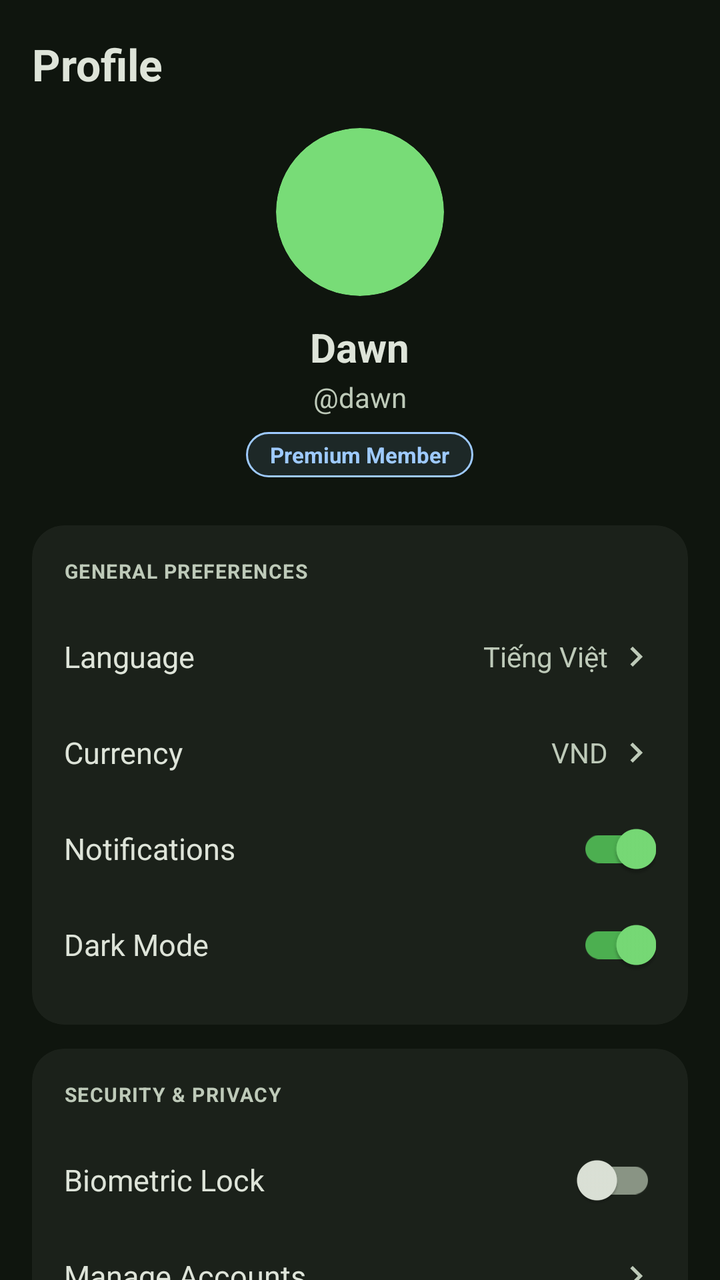
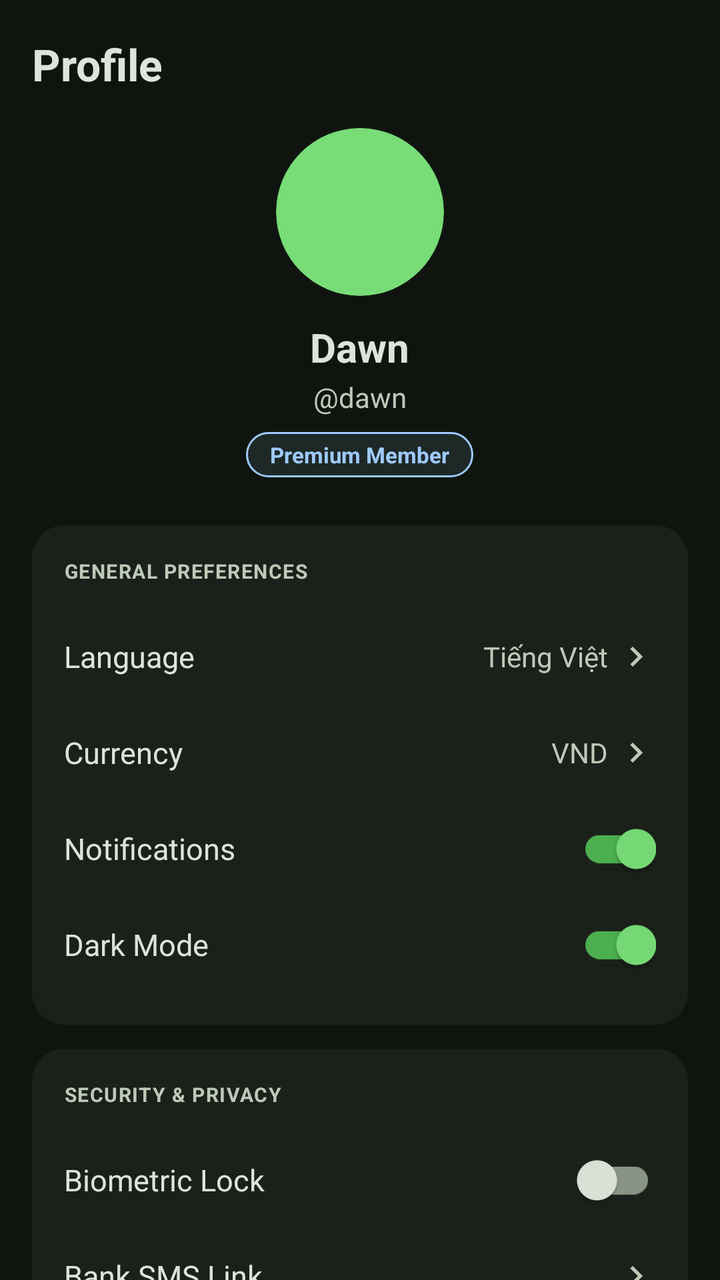

Two renders of the same Android screen: before a commit and after it. Below are the layout's source before the change and the commit's diff.
<!-- AndroidManifest.xml: application theme Theme.Financier -->
<!-- res/layout/fragment_profile.xml -->
<?xml version="1.0" encoding="utf-8"?>
<androidx.core.widget.NestedScrollView
    xmlns:android="http://schemas.android.com/apk/res/android"
    xmlns:app="http://schemas.android.com/apk/res-auto"
    android:layout_width="match_parent"
    android:layout_height="match_parent"
    android:background="@color/background">

    <LinearLayout
        android:layout_width="match_parent"
        android:layout_height="wrap_content"
        android:orientation="vertical"
        android:paddingHorizontal="16dp"
        android:paddingBottom="100dp">

        
        <LinearLayout
            android:layout_width="match_parent"
            android:layout_height="64dp"
            android:orientation="horizontal"
            android:gravity="center_vertical">
            <TextView
                android:layout_width="0dp"
                android:layout_height="wrap_content"
                android:layout_weight="1"
                android:text="@string/profile_title"
                android:textSize="22sp"
                android:textStyle="bold"
                android:textColor="@color/on_surface"/>
        </LinearLayout>

        
        <LinearLayout
            android:layout_width="match_parent"
            android:layout_height="wrap_content"
            android:orientation="vertical"
            android:gravity="center"
            android:layout_marginBottom="24dp">

            <com.google.android.material.imageview.ShapeableImageView
                android:id="@+id/iv_profile_avatar"
                android:layout_width="84dp"
                android:layout_height="84dp"
                app:shapeAppearanceOverlay="@style/ShapeCircle"
                android:src="@drawable/ic_default_avatar"
                android:scaleType="centerCrop"
                android:layout_marginBottom="12dp"/>

            <TextView
                android:id="@+id/tv_display_name"
                android:layout_width="wrap_content"
                android:layout_height="wrap_content"
                android:text="Dawn"
                android:textSize="20sp"
                android:textStyle="bold"
                android:textColor="@color/on_surface"/>

            <TextView
                android:id="@+id/tv_username"
                android:layout_width="wrap_content"
                android:layout_height="wrap_content"
                android:text="@dawn"
                android:textSize="14sp"
                android:textColor="@color/on_surface_variant"
                android:layout_marginTop="2dp"
                android:layout_marginBottom="8dp"/>

            <TextView
                android:layout_width="wrap_content"
                android:layout_height="wrap_content"
                android:text="@string/premium_member"
                android:textSize="11sp"
                android:textColor="@color/secondary"
                android:textStyle="bold"
                android:background="@drawable/bg_badge"
                android:paddingHorizontal="12dp"
                android:paddingVertical="4dp"/>
        </LinearLayout>

        
        <androidx.cardview.widget.CardView
            android:layout_width="match_parent"
            android:layout_height="wrap_content"
            app:cardBackgroundColor="@color/surface_container"
            app:cardCornerRadius="16dp"
            app:cardElevation="0dp"
            android:layout_marginBottom="12dp">
            <LinearLayout
                android:layout_width="match_parent"
                android:layout_height="wrap_content"
                android:orientation="vertical"
                android:padding="16dp">

                <TextView
                    android:layout_width="wrap_content"
                    android:layout_height="wrap_content"
                    android:text="@string/general_preferences"
                    android:textSize="10sp"
                    android:textStyle="bold"
                    android:textColor="@color/on_surface_variant"
                    android:letterSpacing="0.05"
                    android:layout_marginBottom="12dp"/>

                
                <LinearLayout
                    android:id="@+id/row_language"
                    android:layout_width="match_parent"
                    android:layout_height="48dp"
                    android:orientation="horizontal"
                    android:gravity="center_vertical">
                    <TextView android:layout_width="0dp" android:layout_height="wrap_content" android:layout_weight="1" android:text="@string/language_label" android:textSize="15sp" android:textColor="@color/on_surface"/>
                    <TextView android:id="@+id/tv_language" android:layout_width="wrap_content" android:layout_height="wrap_content" android:text="Tiếng Việt" android:textSize="14sp" android:textColor="@color/on_surface_variant"/>
                    <ImageView android:layout_width="20dp" android:layout_height="20dp" android:src="@drawable/ic_chevron_right" android:tint="@color/on_surface_variant" android:layout_marginStart="4dp"/>
                </LinearLayout>

                
                <LinearLayout
                    android:id="@+id/row_currency"
                    android:layout_width="match_parent"
                    android:layout_height="48dp"
                    android:orientation="horizontal"
                    android:gravity="center_vertical">
                    <TextView android:layout_width="0dp" android:layout_height="wrap_content" android:layout_weight="1" android:text="@string/currency_label" android:textSize="15sp" android:textColor="@color/on_surface"/>
                    <TextView android:id="@+id/tv_currency" android:layout_width="wrap_content" android:layout_height="wrap_content" android:text="VND" android:textSize="14sp" android:textColor="@color/on_surface_variant"/>
                    <ImageView android:layout_width="20dp" android:layout_height="20dp" android:src="@drawable/ic_chevron_right" android:tint="@color/on_surface_variant" android:layout_marginStart="4dp"/>
                </LinearLayout>

                
                <LinearLayout android:layout_width="match_parent" android:layout_height="48dp" android:orientation="horizontal" android:gravity="center_vertical">
                    <TextView android:layout_width="0dp" android:layout_height="wrap_content" android:layout_weight="1" android:text="@string/notifications_label" android:textSize="15sp" android:textColor="@color/on_surface"/>
                    <com.google.android.material.switchmaterial.SwitchMaterial android:id="@+id/switch_notifications" android:layout_width="wrap_content" android:layout_height="wrap_content" android:checked="true"/>
                </LinearLayout>

                
                <LinearLayout android:layout_width="match_parent" android:layout_height="48dp" android:orientation="horizontal" android:gravity="center_vertical">
                    <TextView android:layout_width="0dp" android:layout_height="wrap_content" android:layout_weight="1" android:text="@string/dark_mode_label" android:textSize="15sp" android:textColor="@color/on_surface"/>
                    <com.google.android.material.switchmaterial.SwitchMaterial android:id="@+id/switch_dark_mode" android:layout_width="wrap_content" android:layout_height="wrap_content" android:checked="true"/>
                </LinearLayout>

            </LinearLayout>
        </androidx.cardview.widget.CardView>

        
        <androidx.cardview.widget.CardView
            android:layout_width="match_parent"
            android:layout_height="wrap_content"
            app:cardBackgroundColor="@color/surface_container"
            app:cardCornerRadius="16dp"
            app:cardElevation="0dp"
            android:layout_marginBottom="12dp">
            <LinearLayout android:layout_width="match_parent" android:layout_height="wrap_content" android:orientation="vertical" android:padding="16dp">
                <TextView android:layout_width="wrap_content" android:layout_height="wrap_content" android:text="@string/security_privacy" android:textSize="10sp" android:textStyle="bold" android:textColor="@color/on_surface_variant" android:letterSpacing="0.05" android:layout_marginBottom="12dp"/>
                <LinearLayout android:layout_width="match_parent" android:layout_height="48dp" android:orientation="horizontal" android:gravity="center_vertical">
                    <TextView android:layout_width="0dp" android:layout_height="wrap_content" android:layout_weight="1" android:text="@string/biometric_lock" android:textSize="15sp" android:textColor="@color/on_surface"/>
                    <com.google.android.material.switchmaterial.SwitchMaterial android:id="@+id/switch_biometric" android:layout_width="wrap_content" android:layout_height="wrap_content"/>
                </LinearLayout>
                <LinearLayout android:id="@+id/row_manage_accounts" android:layout_width="match_parent" android:layout_height="48dp" android:orientation="horizontal" android:gravity="center_vertical">
                    <TextView android:layout_width="0dp" android:layout_height="wrap_content" android:layout_weight="1" android:text="@string/manage_accounts" android:textSize="15sp" android:textColor="@color/on_surface"/>
                    <ImageView android:layout_width="20dp" android:layout_height="20dp" android:src="@drawable/ic_chevron_right" android:tint="@color/on_surface_variant"/>
                </LinearLayout>
            </LinearLayout>
        </androidx.cardview.widget.CardView>

        
        <com.google.android.material.button.MaterialButton
            android:id="@+id/btn_sign_out"
            android:layout_width="match_parent"
            android:layout_height="52dp"
            android:text="@string/sign_out"
            android:textSize="15sp"
            android:textStyle="bold"
            android:textColor="@color/error"
            app:backgroundTint="#1AFFB4AB"
            app:strokeColor="@color/error"
            app:strokeWidth="1dp"
            app:cornerRadius="26dp"
            android:layout_marginTop="8dp"/>

    </LinearLayout>
</androidx.core.widget.NestedScrollView>
<!-- resources referenced by this layout -->
<resources>
  <color name="background">#0F150E</color>
  <color name="error">#FFB4AB</color>
  <color name="on_surface">#DEE4D9</color>
  <color name="on_surface_variant">#BECAB9</color>
  <color name="secondary">#9ECAFF</color>
  <color name="surface_container">#1B211A</color>
  <!-- drawable bg_badge (drawable) -->
  <?xml version="1.0" encoding="utf-8"?>
  <shape xmlns:android="http://schemas.android.com/apk/res/android"
      android:shape="rectangle">
      <corners android:radius="12dp"/>
      <solid android:color="#1A9ECAFF"/>
      <stroke android:width="1dp" android:color="#9ECAFF"/>
  </shape>
  <!-- drawable ic_chevron_right (drawable) -->
  <vector xmlns:android="http://schemas.android.com/apk/res/android"
      android:width="24dp"
      android:height="24dp"
      android:viewportWidth="24"
      android:viewportHeight="24"
      android:tint="?attr/colorControlNormal">
      <path
          android:fillColor="@android:color/white"
          android:pathData="M10,6L8.59,7.41 13.17,12l-4.58,4.59L10,18l6,-6z"/>
  </vector>
  <!-- drawable ic_default_avatar (drawable) -->
  <?xml version="1.0" encoding="utf-8"?>
  <shape xmlns:android="http://schemas.android.com/apk/res/android" android:shape="oval">
      <solid android:color="@color/primary"/>
  </shape>
  <string name="biometric_lock">Biometric Lock</string>
  <string name="currency_label">Currency</string>
  <string name="dark_mode_label">Dark Mode</string>
  <string name="general_preferences">GENERAL PREFERENCES</string>
  <string name="language_label">Language</string>
  <string name="manage_accounts">Manage Accounts</string>
  <string name="notifications_label">Notifications</string>
  <string name="premium_member">Premium Member</string>
  <string name="profile_title">Profile</string>
  <string name="security_privacy">SECURITY &amp; PRIVACY</string>
  <string name="sign_out">Sign Out</string>
  <style name="ShapeCircle" parent="">
          <item name="cornerFamily">rounded</item>
          <item name="cornerSize">50%</item>
      </style>
  <color name="primary">#78DC77</color>
  <color name="on_primary">#00390A</color>
  <color name="primary_container">#4CAF50</color>
  <color name="on_primary_container">#003C0B</color>
  <color name="on_secondary">#003258</color>
  <color name="secondary_container">#1E95F2</color>
  <color name="on_secondary_container">#002B4D</color>
  <color name="tertiary">#FFB1C7</color>
  <color name="on_tertiary">#650032</color>
  <color name="tertiary_container">#F26F9D</color>
  <color name="on_tertiary_container">#690034</color>
  <color name="on_error">#690005</color>
  <color name="error_container">#93000A</color>
  <color name="on_error_container">#FFDAD6</color>
  <color name="on_background">#DEE4D9</color>
  <color name="surface">#0F150E</color>
  <color name="surface_container_high">#262C24</color>
  <color name="outline">#899484</color>
  <color name="outline_variant">#3F4A3C</color>
  <color name="status_bar">#0A1009</color>
  <color name="surface_container_lowest">#0A1009</color>
  <style name="ShapeSmall" parent="">
          <item name="cornerFamily">rounded</item>
          <item name="cornerSize">8dp</item>
      </style>
  <style name="ShapeMedium" parent="">
          <item name="cornerFamily">rounded</item>
          <item name="cornerSize">12dp</item>
      </style>
  <style name="ShapeLarge" parent="">
          <item name="cornerFamily">rounded</item>
          <item name="cornerSize">16dp</item>
      </style>
  <!-- unchanged entries left out for length: 1 -->
</resources>

<!-- the commit's change to res/layout/fragment_profile.xml (unified diff, before → after) -->
@@ -154,6 +154,10 @@
                     <TextView android:layout_width="0dp" android:layout_height="wrap_content" android:layout_weight="1" android:text="@string/biometric_lock" android:textSize="15sp" android:textColor="@color/on_surface"/>
                     <com.google.android.material.switchmaterial.SwitchMaterial android:id="@+id/switch_biometric" android:layout_width="wrap_content" android:layout_height="wrap_content"/>
                 </LinearLayout>
+                <LinearLayout android:id="@+id/row_bank_link" android:layout_width="match_parent" android:layout_height="48dp" android:orientation="horizontal" android:gravity="center_vertical">
+                    <TextView android:layout_width="0dp" android:layout_height="wrap_content" android:layout_weight="1" android:text="@string/bank_link_title" android:textSize="15sp" android:textColor="@color/on_surface"/>
+                    <ImageView android:layout_width="20dp" android:layout_height="20dp" android:src="@drawable/ic_chevron_right" android:tint="@color/on_surface_variant"/>
+                </LinearLayout>
                 <LinearLayout android:id="@+id/row_manage_accounts" android:layout_width="match_parent" android:layout_height="48dp" android:orientation="horizontal" android:gravity="center_vertical">
                     <TextView android:layout_width="0dp" android:layout_height="wrap_content" android:layout_weight="1" android:text="@string/manage_accounts" android:textSize="15sp" android:textColor="@color/on_surface"/>
                     <ImageView android:layout_width="20dp" android:layout_height="20dp" android:src="@drawable/ic_chevron_right" android:tint="@color/on_surface_variant"/>
<!-- resource entries referenced after the edit -->
@@ -30,6 +30,7 @@
   <shape xmlns:android="http://schemas.android.com/apk/res/android" android:shape="oval">
       <solid android:color="@color/primary"/>
   </shape>
+  <string name="bank_link_title">Bank SMS Link</string>
   <string name="biometric_lock">Biometric Lock</string>
   <string name="currency_label">Currency</string>
   <string name="dark_mode_label">Dark Mode</string>
